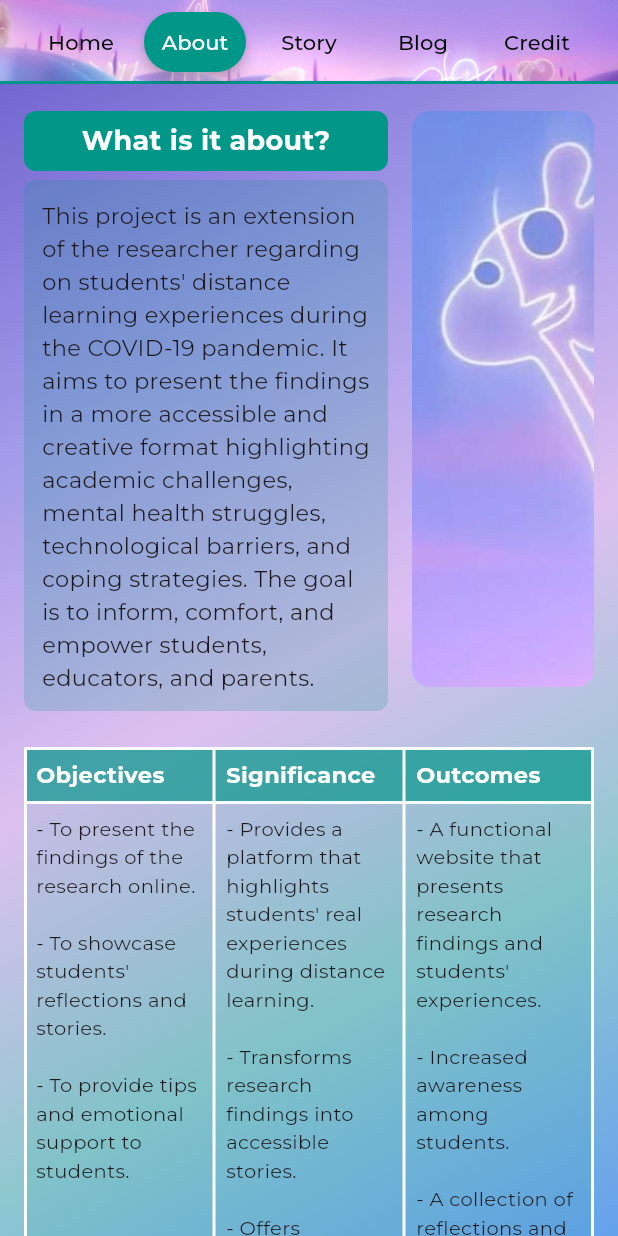
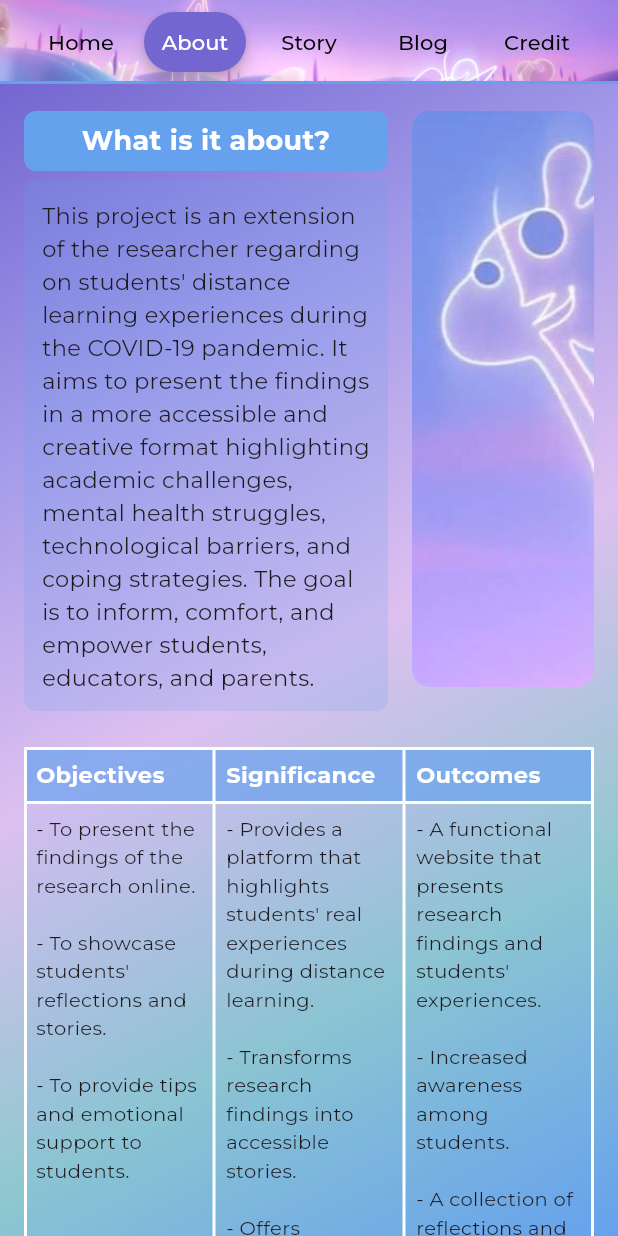
Before and after one commit to KHUN-Bunhap/PJC_Research, a Flutter app: the screen it shows after launch, after a tap on "About", on a phone screen of 412 x 824 dp. Run offline on Flutter 3.47's test engine with Material 3 defaults, Android fonts, the phone set to English and light mode, and no system bars; our stand-ins replace flutter_svg, google_fonts.

Commit message:
Update website

```diff
--- a/lib/ui/buildwidget.dart
+++ b/lib/ui/buildwidget.dart
@@ -63,7 +63,7 @@ Widget addBubble(double size, Color color, bool isMobile) {
 }
 
 Widget buildCard({
-  required IconData icon, // 👈 icon instead of title text
+  required IconData icon,
   required String title,
   required String description,
   required bool isMobile,
@@ -101,7 +101,7 @@ Widget buildCard({
           // OUTER ICON
           Icon(
             icon,
-            size: isMobile ? 28 : 40,
+            size: isMobile ? 15 : 25,
             color: iconColor ?? Colors.black,
           ),
 
@@ -112,10 +112,10 @@ Widget buildCard({
             child: Container(
               width: double.infinity,
               decoration: BoxDecoration(
-                color: innerColor ?? Colors.teal.withOpacity(0.9),
+                color: innerColor ?? Colors.grey[400],
                 borderRadius: BorderRadius.circular(14),
                 border: Border.all(
-                  color: Colors.white.withOpacity(0.6),
+                  color: Colors.black.withOpacity(0.4),
                   width: 2,
                 ),
               ),
@@ -129,7 +129,7 @@ Widget buildCard({
                     style: TextStyle(
                       fontSize: isMobile ? 15 : 17,
                       fontWeight: FontWeight.bold,
-                      color: Colors.white,
+                      color: Colors.black,
                     ),
                   ),
                   const SizedBox(height: 6),
@@ -139,7 +139,7 @@ Widget buildCard({
                       description,
                       style: TextStyle(
                         fontSize: isMobile ? 13 : 15,
-                        color: Colors.white70,
+                        color: Colors.black.withOpacity(0.7),
                         height: 1.4,
                       ),
                     ),
@@ -176,7 +176,8 @@ Widget buildTable({
         // Header row
         TableRow(
           decoration: BoxDecoration(
-            color: (headerColor ?? Colors.teal).withOpacity(0.7),
+            color: (headerColor ?? Color.fromARGB(255, 102, 161, 237))
+                .withOpacity(0.7),
           ),
           children: headers.map((header) {
             return Padding(
@@ -198,7 +199,8 @@ Widget buildTable({
         ...rows.map((rowData) {
           return TableRow(
             decoration: BoxDecoration(
-              color: (rowColor ?? Colors.teal).withOpacity(0.1),
+              color: (rowColor ?? Color.fromARGB(255, 102, 161, 237))
+                  .withOpacity(0.1),
             ),
             children: rowData.map((cellData) {
               return Padding(
--- a/lib/view/About/about.dart
+++ b/lib/view/About/about.dart
@@ -56,7 +56,12 @@ class View extends StatelessWidget {
                                     Container(
                                       height: isMobile ? 40 : 60,
                                       decoration: BoxDecoration(
-                                        color: Colors.teal,
+                                        color: Color.fromARGB(
+                                          255,
+                                          102,
+                                          161,
+                                          237,
+                                        ),
                                         borderRadius: BorderRadius.circular(8),
                                       ),
                                       alignment: Alignment.center,
@@ -78,7 +83,12 @@ class View extends StatelessWidget {
                                     Container(
                                       padding: const EdgeInsets.all(12),
                                       decoration: BoxDecoration(
-                                        color: Colors.teal.withOpacity(0.2),
+                                        color: Color.fromARGB(
+                                          255,
+                                          102,
+                                          161,
+                                          237,
+                                        ).withOpacity(0.2),
                                         borderRadius: BorderRadius.circular(8),
                                       ),
                                       child: Text(
--- a/lib/view/Blog/blog.dart
+++ b/lib/view/Blog/blog.dart
@@ -91,7 +91,12 @@ class View extends StatelessWidget {
                                         child: Container(
                                           height: isMobile ? 40 : 60,
                                           decoration: BoxDecoration(
-                                            color: Colors.teal,
+                                            color: Color.fromARGB(
+                                              255,
+                                              102,
+                                              161,
+                                              237,
+                                            ),
                                             borderRadius: BorderRadius.circular(
                                               8,
                                             ),
@@ -112,7 +117,12 @@ class View extends StatelessWidget {
                                         child: Container(
                                           height: isMobile ? 40 : 60,
                                           decoration: BoxDecoration(
-                                            color: Colors.teal,
+                                            color: Color.fromARGB(
+                                              255,
+                                              102,
+                                              161,
+                                              237,
+                                            ),
                                             borderRadius: BorderRadius.circular(
                                               8,
                                             ),
@@ -142,7 +152,12 @@ class View extends StatelessWidget {
                                         child: Container(
                                           padding: const EdgeInsets.all(8),
                                           decoration: BoxDecoration(
-                                            color: Colors.teal.withOpacity(0.2),
+                                            color: Color.fromARGB(
+                                              255,
+                                              102,
+                                              161,
+                                              237,
+                                            ).withOpacity(0.2),
                                             borderRadius: BorderRadius.circular(
                                               8,
                                             ),
@@ -161,7 +176,12 @@ class View extends StatelessWidget {
                                         child: Container(
                                           padding: const EdgeInsets.all(8),
                                           decoration: BoxDecoration(
-                                            color: Colors.teal.withOpacity(0.2),
+                                            color: Color.fromARGB(
+                                              255,
+                                              102,
+                                              161,
+                                              237,
+                                            ).withOpacity(0.2),
                                             borderRadius: BorderRadius.circular(
                                               8,
                                             ),
@@ -184,7 +204,7 @@ class View extends StatelessWidget {
                                   Container(
                                     height: isMobile ? 40 : 60,
                                     decoration: BoxDecoration(
-                                      color: Colors.teal,
+                                      color: Color.fromARGB(255, 102, 161, 237),
                                       borderRadius: BorderRadius.circular(8),
                                     ),
                                     alignment: Alignment.center,
@@ -204,7 +224,12 @@ class View extends StatelessWidget {
                                   Container(
                                     padding: const EdgeInsets.all(12),
                                     decoration: BoxDecoration(
-                                      color: Colors.teal.withOpacity(0.2),
+                                      color: Color.fromARGB(
+                                        255,
+                                        102,
+                                        161,
+                                        237,
+                                      ).withOpacity(0.2),
                                       borderRadius: BorderRadius.circular(8),
                                     ),
                                     child: Text(
--- a/lib/view/Credit/credit.dart
+++ b/lib/view/Credit/credit.dart
@@ -54,7 +54,12 @@ class View extends StatelessWidget {
                                         child: Container(
                                           height: isMobile ? 40 : 60,
                                           decoration: BoxDecoration(
-                                            color: Colors.teal,
+                                            color: Color.fromARGB(
+                                              255,
+                                              102,
+                                              161,
+                                              237,
+                                            ).withOpacity(0.8),
                                             borderRadius: BorderRadius.circular(
                                               8,
                                             ),
@@ -75,7 +80,12 @@ class View extends StatelessWidget {
                                         child: Container(
                                           padding: const EdgeInsets.all(8),
                                           decoration: BoxDecoration(
-                                            color: Colors.teal.withOpacity(0.2),
+                                            color: Color.fromARGB(
+                                              255,
+                                              102,
+                                              161,
+                                              237,
+                                            ).withOpacity(0.2),
                                             borderRadius: BorderRadius.circular(
                                               8,
                                             ),
@@ -101,7 +111,12 @@ class View extends StatelessWidget {
                                     children: [
                                       TableRow(
                                         decoration: BoxDecoration(
-                                          color: Colors.teal.withOpacity(0.3),
+                                          color: Color.fromARGB(
+                                            255,
+                                            102,
+                                            161,
+                                            237,
+                                          ).withOpacity(0.3),
                                         ),
                                         children: [
                                           Padding(
--- a/lib/view/Main/main.dart
+++ b/lib/view/Main/main.dart
@@ -27,7 +27,10 @@ class View extends StatelessWidget {
                     fit: BoxFit.cover,
                   ),
                   border: Border(
-                    bottom: BorderSide(color: Colors.teal, width: 2),
+                    bottom: BorderSide(
+                      color: Color.fromARGB(255, 102, 161, 237),
+                      width: 2,
+                    ),
                   ),
                 ),
               ),
@@ -42,7 +45,7 @@ class View extends StatelessWidget {
                         style: ElevatedButton.styleFrom(
                           padding: const EdgeInsets.symmetric(horizontal: 8),
                           backgroundColor: isSelected
-                              ? Colors.teal
+                              ? Color.fromARGB(255, 115, 102, 208)
                               : Colors.transparent,
                           foregroundColor: isSelected
                               ? Colors.white
--- a/lib/view/Story/story.dart
+++ b/lib/view/Story/story.dart
@@ -170,7 +170,7 @@ class View extends StatelessWidget {
                                       top: card1Top,
                                       right: card1Right,
                                       child: buildCard(
-                                        icon: Icons.star,
+                                        icon: Icons.circle,
                                         angle: -0.2,
                                         width: 175,
                                         height: isMobile ? 200 : 250,
@@ -179,9 +179,6 @@ class View extends StatelessWidget {
                                             '_ Description\n_ Description\n_ Description\n_ Description\n_ Description',
                                         isMobile: isMobile,
                                         outerColor: Colors.white,
-                                        innerColor: Colors.teal.withOpacity(
-                                          0.9,
-                                        ),
                                       ),
                                     ),
 
@@ -189,7 +186,7 @@ class View extends StatelessWidget {
                                       top: card2Top,
                                       left: card2Left,
                                       child: buildCard(
-                                        icon: Icons.favorite,
+                                        icon: Icons.circle,
                                         angle: 0.3,
                                         width: 175,
                                         height: isMobile ? 200 : 250,
@@ -198,15 +195,13 @@ class View extends StatelessWidget {
                                             '_ Description\n_ Description\n_ Description\n_ Description\n_ Description',
                                         isMobile: isMobile,
                                         outerColor: Colors.white,
-                                        innerColor: Colors.purpleAccent
-                                            .withOpacity(0.8),
                                       ),
                                     ),
                                     Positioned(
                                       bottom: card3Bottom,
                                       right: card3Right,
                                       child: buildCard(
-                                        icon: Icons.flash_on,
+                                        icon: Icons.circle,
                                         angle: -0.1,
                                         width: 175,
                                         height: isMobile ? 200 : 250,
@@ -215,8 +210,6 @@ class View extends StatelessWidget {
                                             '_ Description\n_ Description\n_ Description\n_ Description\n_ Description',
                                         isMobile: isMobile,
                                         outerColor: Colors.white,
-                                        innerColor: Colors.blueAccent
-                                            .withOpacity(0.8),
                                       ),
                                     ),
                                     Positioned(
```
Also changed, not shown: public/assets/fonts/MaterialIcons-Regular.otf, 3 other files.
